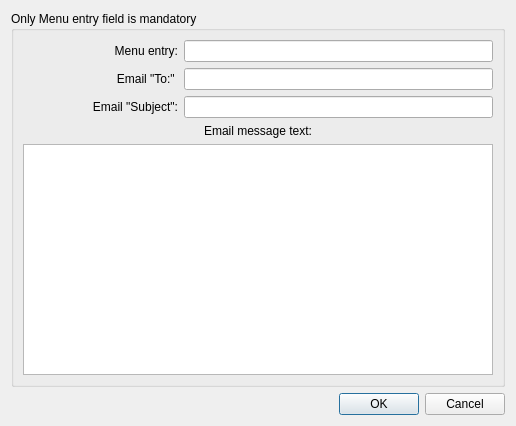
First picture: the form in src/dialogaddeditnewemail.ui, repository gyunaev/birdtray, before the edit.
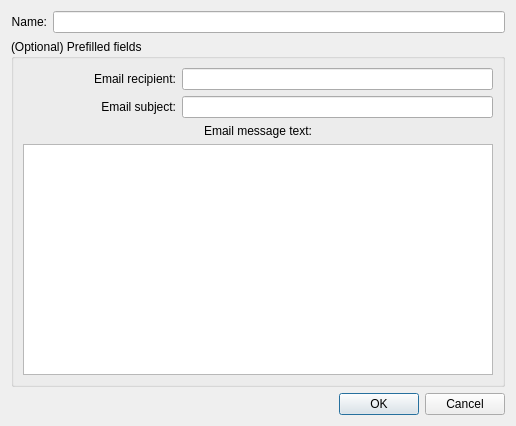
Second picture: the form after the edit. Icons and pictures are not drawn.

Commit message: Improve the UI of the add/edit new email dialog

Diff of the .ui file:
```diff
--- a/src/dialogaddeditnewemail.ui
+++ b/src/dialogaddeditnewemail.ui
@@ -18,54 +18,42 @@
     <normaloff>:/res/birdtray.ico</normaloff>:/res/birdtray.ico</iconset>
   </property>
   <layout class="QVBoxLayout" name="verticalLayout">
+   <item>
+    <layout class="QHBoxLayout" name="horizontalLayout_3">
+     <item>
+      <widget class="QLabel" name="label">
+       <property name="text">
+        <string>Name:</string>
+       </property>
+       <property name="alignment">
+        <set>Qt::AlignRight|Qt::AlignTrailing|Qt::AlignVCenter</set>
+       </property>
+      </widget>
+     </item>
+     <item>
+      <widget class="QLineEdit" name="leMenuEntry"/>
+     </item>
+    </layout>
+   </item>
    <item>
     <widget class="QGroupBox" name="groupBox_2">
      <property name="title">
-      <string>Only Menu entry field is mandatory</string>
+      <string>(Optional) Prefilled fields</string>
      </property>
      <layout class="QGridLayout" name="gridLayout">
-      <item row="0" column="0">
-       <widget class="QLabel" name="label">
-        <property name="text">
-         <string>Menu entry:</string>
-        </property>
-        <property name="alignment">
-         <set>Qt::AlignRight|Qt::AlignTrailing|Qt::AlignVCenter</set>
-        </property>
-       </widget>
-      </item>
-      <item row="0" column="1" colspan="2">
-       <widget class="QLineEdit" name="leMenuEntry"/>
-      </item>
-      <item row="1" column="0">
-       <widget class="QLabel" name="label_2">
-        <property name="text">
-         <string>Email &quot;To:&quot; </string>
-        </property>
-        <property name="alignment">
-         <set>Qt::AlignRight|Qt::AlignTrailing|Qt::AlignVCenter</set>
-        </property>
-       </widget>
-      </item>
-      <item row="2" column="0">
-       <widget class="QLabel" name="label_3">
-        <property name="text">
-         <string>Email &quot;Subject&quot;:</string>
-        </property>
-        <property name="alignment">
-         <set>Qt::AlignRight|Qt::AlignTrailing|Qt::AlignVCenter</set>
-        </property>
-       </widget>
-      </item>
-      <item row="1" column="1" colspan="2">
-       <widget class="QLineEdit" name="leTo"/>
-      </item>
-      <item row="2" column="1" colspan="2">
-       <widget class="QLineEdit" name="leSubject"/>
-      </item>
       <item row="4" column="0" colspan="3">
        <widget class="QTextEdit" name="leMessage"/>
       </item>
+      <item row="2" column="0">
+       <widget class="QLabel" name="label_3">
+        <property name="text">
+         <string>Email subject:</string>
+        </property>
+        <property name="alignment">
+         <set>Qt::AlignRight|Qt::AlignTrailing|Qt::AlignVCenter</set>
+        </property>
+       </widget>
+      </item>
       <item row="3" column="0" colspan="3">
        <widget class="QLabel" name="label_4">
         <property name="text">
@@ -76,6 +64,22 @@
         </property>
        </widget>
       </item>
+      <item row="1" column="1" colspan="2">
+       <widget class="QLineEdit" name="leTo"/>
+      </item>
+      <item row="2" column="1" colspan="2">
+       <widget class="QLineEdit" name="leSubject"/>
+      </item>
+      <item row="1" column="0">
+       <widget class="QLabel" name="label_2">
+        <property name="text">
+         <string>Email recipient:</string>
+        </property>
+        <property name="alignment">
+         <set>Qt::AlignRight|Qt::AlignTrailing|Qt::AlignVCenter</set>
+        </property>
+       </widget>
+      </item>
      </layout>
     </widget>
    </item>
```
Left out of the diff: 2 changed lines with no effect on the pictures. The commit also changes 1 other file.
